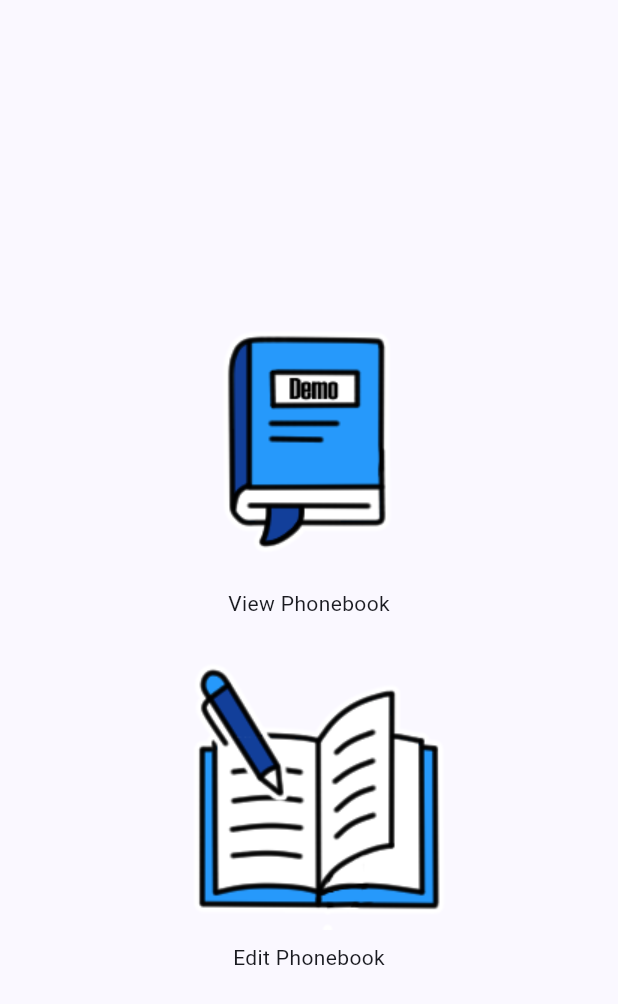
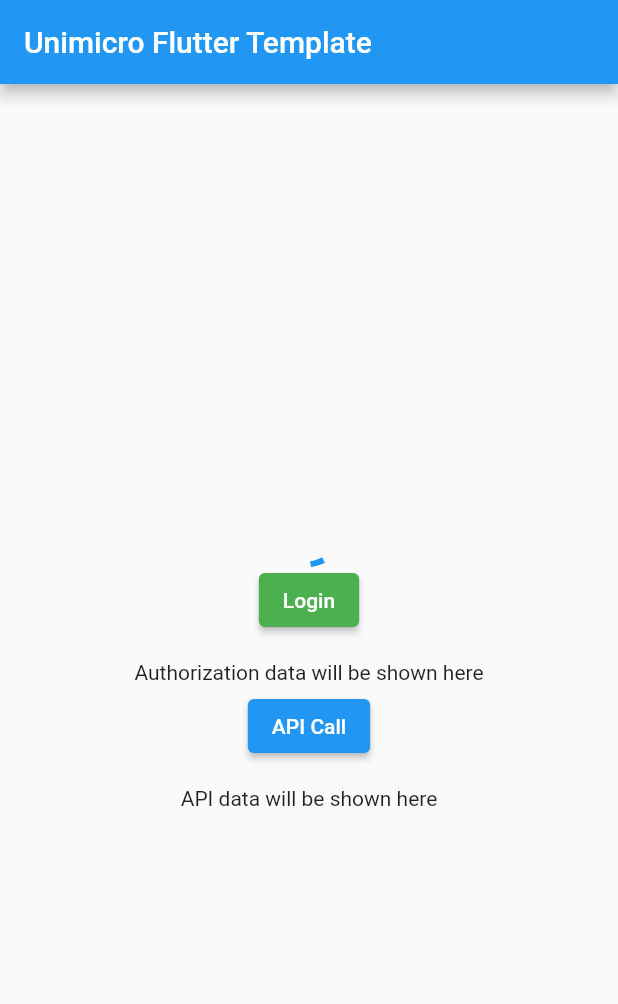
Before and after one commit to Suilion/SoftRigSkillTest, a Flutter app: the screen it shows after launch, on a phone screen of 412 x 824 dp. Shown: the top 1004 px of the screen. Run offline on Flutter 3.47's test engine with Material 2 defaults, Android fonts, the phone set to English and light mode, and no system bars; missing offline and left inert: oauth_webauth.

Commit message:
Added the code to connect to the api from the tutorial made by uni micro

```diff
--- a/lib/main.dart
+++ b/lib/main.dart
@@ -3,68 +3,221 @@
 import 'viewPhonebook.dart';
 import 'editPhonebook.dart';
 
+import 'dart:convert';
+import 'dart:io';
+import 'package:flutter/material.dart';
+import 'package:flutter/services.dart';
+import 'package:oauth_webauth/oauth_webauth.dart';
+import 'package:http/http.dart' as http;
 
-void main() {
+void main() async {
+  WidgetsFlutterBinding.ensureInitialized();
+  await OAuthWebAuth.instance.init();
   runApp(const MyApp());
 }
 
+
 class MyApp extends StatelessWidget {
-  const MyApp({super.key});
+  const MyApp({Key? key}) : super(key: key);
 
   @override
   Widget build(BuildContext context) {
     return MaterialApp(
-      title: 'Demo',
+      title: 'Unimicro template',
       theme: ThemeData(
-        colorScheme: ColorScheme.fromSeed(seedColor: ColorConstants.DarkBlue),
-        useMaterial3: true,
+        primarySwatch: Colors.blue,
       ),
-      home: const MyHomePage(title: 'Phonebook'),
+      home: const MyHomePage(title: 'Unimicro Flutter Template'),
     );
   }
+
 }
 
+
 class MyHomePage extends StatefulWidget {
-  const MyHomePage({super.key, required this.title});
+  const MyHomePage({Key? key, required this.title}) : super(key: key);
   final String title;
+
+
   @override
   State<MyHomePage> createState() => _MyHomePageState();
 }
 
+
 class _MyHomePageState extends State<MyHomePage> {
+  bool isLoading = OAuthWebAuth.instance.restoreCodeVerifier() != null;
+
+  // LOGIN RELATED INFORMATION
+  static const String authorizationEndpointUrl = String.fromEnvironment('AUTHORIZATION_ENDPOINT_URL', defaultValue: 'https://test-login.softrig.com/connect/authorize');
+  static const String tokenEndpointUrl = String.fromEnvironment('TOKEN_ENDPOINT_URL', defaultValue: 'https://test-login.softrig.com/connect/token');
+  static const String clientId = String.fromEnvironment('CLIENT_ID', defaultValue: '3c09b5dc-20d2-49ca-8750-fde58daf49e9');
+  static const String companyKey = String.fromEnvironment('COMPANY_KEY', defaultValue: '2767e3e2-f432-459a-a3a1-ff466f327484');
+  static const String redirectUrl = String.fromEnvironment('REDIRECT_URL', defaultValue: 'com.example.unimicroflutter://callback2');
+  final List<String> scopes = const String.fromEnvironment('SCOPES', defaultValue: 'AppFramework Administrator Sales.Admin Sales.Manager openid profile offline_access').split(' ');
+
+
+  Locale? contentLocale;
+  String authResponse = 'Authorization data will be shown here';
+  String token = '';
+  String apiResponse = 'API data will be shown here';
+
+
+  @override
+  void initState() {
+    super.initState();
+    WidgetsBinding.instance.addPostFrameCallback((_) {
+      Future.delayed(
+        const Duration(milliseconds: 300),
+            () {
+          if (OAuthWebAuth.instance.restoreCodeVerifier() != null) {
+            login();
+          }
+        },
+      );
+    });
+  }
+
+
 
   @override
   Widget build(BuildContext context) {
     return Scaffold(
+      appBar: AppBar(
+        title: Text(widget.title),
+        systemOverlayStyle: SystemUiOverlayStyle.dark,
+      ),
       body: Center(
+        child: SingleChildScrollView(
           child: Column(
-          mainAxisAlignment: MainAxisAlignment.center,
+            mainAxisAlignment: MainAxisAlignment.start,
             children: <Widget>[
-            IconButton(
-              icon: Image.asset("lib/resources/BookClosed.png"),
-              iconSize: 500,
+              if (isLoading) const CircularProgressIndicator(),
+              ElevatedButton(
                 onPressed: () {
-                Navigator.push(
-                context,
-                MaterialPageRoute(builder: (context) => const ViewPhonebook()),
-              );
+                  login();
                 },
+                style: ButtonStyle(backgroundColor: MaterialStateProperty.all(Colors.green)),
+                child: const Text('Login'),
               ),
-            Text('View Phonebook'),
-            IconButton(
-              icon: Image.asset("lib/resources/BookEdit.png"),
-              iconSize: 500,
+              const SizedBox(height: 16),
+              Text(
+                authResponse,
+              ),
+              const SizedBox(height: 4),
+              ElevatedButton(
                 onPressed: () {
-                Navigator.push(
-                  context,
-                  MaterialPageRoute(builder: (context) => const EditPhonebook()),
-                );
+                  goApiCall();
                 },
+                child: const Text('API Call'),
               ),
-            Text('Edit Phonebook'),
+              const SizedBox(height: 16),
+              Text(
+                apiResponse,
+              ),
             ],
+          ),
         ),
       ),
     );
   }
+
+
+
+  void login() {
+    OAuthWebScreen.start(
+      context: context,
+      configuration: OAuthConfiguration(
+          authorizationEndpointUrl: authorizationEndpointUrl,
+          tokenEndpointUrl: tokenEndpointUrl,
+          clientId: clientId,
+          redirectUrl: redirectUrl,
+          scopes: scopes,
+          promptValues: const ['login'],
+          loginHint: 'susanneskjoldedvardsen@gmail.com',
+          onCertificateValidate: (certificate) {
+            return true;
+          },
+          textLocales: {
+            BaseConfiguration.backButtonTooltipKey: 'Back',
+            BaseConfiguration.forwardButtonTooltipKey: 'Forward',
+            BaseConfiguration.reloadButtonTooltipKey: 'Reload',
+            BaseConfiguration.clearCacheButtonTooltipKey: 'Clear Cache',
+            BaseConfiguration.closeButtonTooltipKey: 'Close',
+            BaseConfiguration.clearCacheWarningMessageKey: 'Are you sure you want to clear the cache?',
+          },
+          contentLocale: contentLocale,
+          onSuccessAuth: (credentials) {
+            isLoading = false;
+            setState(() {
+              token = credentials.accessToken;
+              authResponse = 'Login success!';
+            });
+          },
+
+          onError: (error) {
+            isLoading = false;
+            setState(() {
+              authResponse = error.toString();
+            });
+          },
+
+          onCancel: () {
+            isLoading = false;
+            setState(() {
+              authResponse = 'User cancelled authentication';
+            });
+          }),
+    );
   }
+
+
+
+  void goApiCall() async {
+    try {
+      final response = await http.get(
+        Uri.parse('https://test-api.softrig.com/api/biz/contacts?expand=Info,Info.InvoiceAddress,Info.DefaultPhone,Info.DefaultEmail,Info.DefaultAddress&hateoas=false'),
+        headers: {
+          HttpHeaders.acceptHeader: 'application/json, text/plain, */*',
+          HttpHeaders.authorizationHeader: 'Bearer $token',
+          "CompanyKey": companyKey,
+          HttpHeaders.accessControlAllowOriginHeader: '*',
+        },
+      );
+
+
+      // Check for error status codes
+      if (response.statusCode == 401) {
+        // Handle unauthorized error
+        // For simplicity, we're just setting the state. You might want to show an alert or navigate the user.
+        setState(() {
+          apiResponse = "Error 401: Unauthorized. Check your credentials.";
+        });
+
+      } else if (response.statusCode == 403) {
+        // Handle forbidden error
+        setState(() {
+          apiResponse = "Error 403: Forbidden. You don't have permission.";
+        });
+
+      } else if (response.statusCode != 200) {
+        // Handle other status codes
+        setState(() {
+          apiResponse = "Error ${response.statusCode}: ${response.reasonPhrase}";
+        });
+
+      } else {
+        // If everything's fine, parse and use the response
+        // Tip: Please read the https://developer.softrig.com/wiki/how-to/contacts
+        final responseJson = jsonDecode(response.body);
+        setState(() {
+          apiResponse = responseJson.toString();
+        });
+      }
+    } catch (error) {
+      // Handle other errors like network issues, JSON decoding, etc.
+      setState(() {
+        apiResponse = "An error occurred: $error";
+      });
+    }
+  }
+}
--- a/pubspec.yaml
+++ b/pubspec.yaml
@@ -30,6 +30,12 @@
 dependencies:
   flutter:
     sdk: flutter
+
+  http: ^1.1.0
+  oauth2: ^2.0.2
+  oauth_webauth: ^4.0.2+1
+  uni_links: ^0.5.1
+  url_launcher: ^6.1.14
 
 
   # The following adds the Cupertino Icons font to your application.
```
Also changed, not shown: pubspec.lock, 6 other files. Lines whose indentation alone changed are shown as unchanged.
